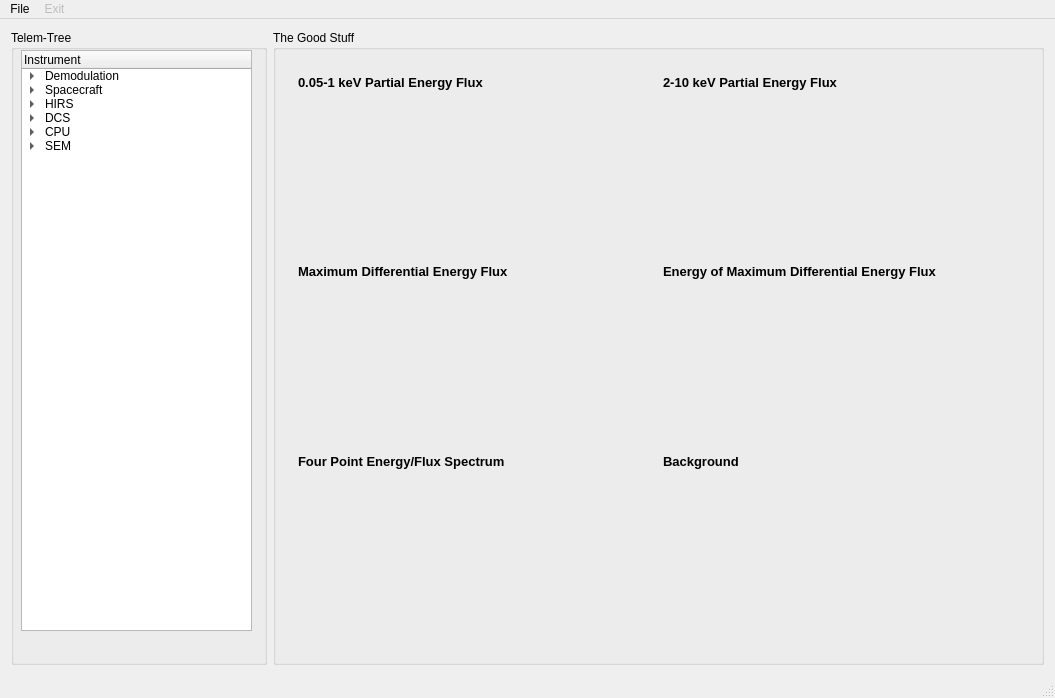
This is mainwindow.ui in nebarnix/PDT-TelemetryExplorer as Qt 5 draws it before an edit. The edited form follows.
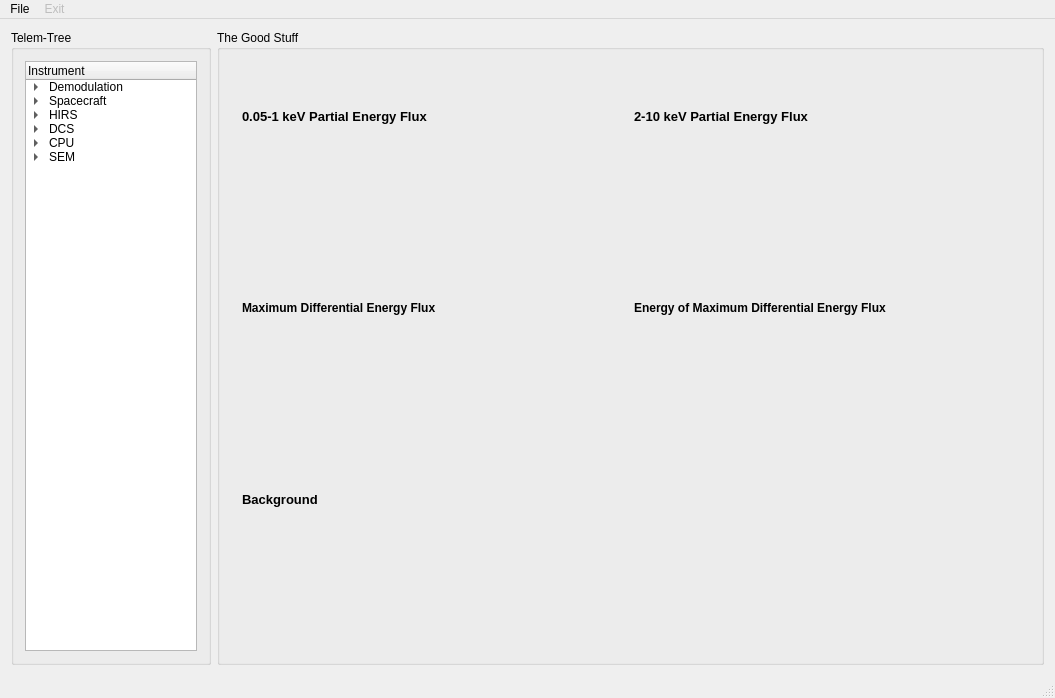
This is the edited form. The open tabs and pages were chosen to show the change. Icons and pictures are not drawn. Custom widgets are drawn as their Qt base class.

Diff of the .ui file:
```diff
--- a/mainwindow.ui
+++ b/mainwindow.ui
@@ -30,13 +30,13 @@
         </property>
         <property name="minimumSize">
          <size>
-          <width>256</width>
+          <width>200</width>
           <height>0</height>
          </size>
         </property>
         <property name="maximumSize">
          <size>
-          <width>256</width>
+          <width>200</width>
           <height>16777215</height>
          </size>
         </property>
@@ -49,15 +49,9 @@
         <property name="title">
          <string>Telem-Tree</string>
         </property>
+        <layout class="QGridLayout" name="gridLayout_16">
+         <item row="0" column="0">
         <widget class="QTreeWidget" name="treeWidget">
-         <property name="geometry">
-          <rect>
-           <x>10</x>
-           <y>20</y>
-           <width>231</width>
-           <height>581</height>
-          </rect>
-         </property>
          <property name="wordWrap">
           <bool>true</bool>
          </property>
@@ -184,6 +178,8 @@
           </item>
          </item>
         </widget>
+         </item>
+        </layout>
        </widget>
       </item>
       <item>
@@ -695,179 +691,168 @@
             </widget>
            </widget>
            <widget class="QWidget" name="TED">
-            <widget class="QwtPlot" name="TEDMaxDEPlot">
-             <property name="geometry">
-              <rect>
-               <x>11</x>
-               <y>228</y>
-               <width>358</width>
-               <height>155</height>
-              </rect>
-             </property>
-             <property name="canvasBackground">
-              <brush brushstyle="SolidPattern">
-               <color alpha="255">
-                <red>255</red>
-                <green>255</green>
-                <blue>255</blue>
-               </color>
-              </brush>
-             </property>
-            </widget>
-            <widget class="QwtPlot" name="TEDLowPlot">
-             <property name="geometry">
-              <rect>
-               <x>11</x>
-               <y>39</y>
-               <width>358</width>
-               <height>154</height>
-              </rect>
-             </property>
-             <property name="canvasBackground">
-              <brush brushstyle="SolidPattern">
-               <color alpha="255">
-                <red>255</red>
-                <green>255</green>
-                <blue>255</blue>
-               </color>
-              </brush>
-             </property>
-            </widget>
-            <widget class="QwtPlot" name="TEDHighPlot">
-             <property name="geometry">
-              <rect>
-               <x>376</x>
-               <y>39</y>
-               <width>357</width>
-               <height>154</height>
-              </rect>
-             </property>
-             <property name="canvasBackground">
-              <brush brushstyle="SolidPattern">
-               <color alpha="255">
-                <red>255</red>
-                <green>255</green>
-                <blue>255</blue>
-               </color>
-              </brush>
-             </property>
-            </widget>
-            <widget class="QwtPlot" name="TEDEMaxDEPlot">
-             <property name="geometry">
-              <rect>
-               <x>376</x>
-               <y>228</y>
-               <width>357</width>
-               <height>155</height>
-              </rect>
-             </property>
-             <property name="canvasBackground">
-              <brush brushstyle="SolidPattern">
-               <color alpha="255">
-                <red>255</red>
-                <green>255</green>
-                <blue>255</blue>
-               </color>
-              </brush>
-             </property>
-            </widget>
-            <widget class="QwtPlot" name="TEDBackPlot">
-             <property name="geometry">
-              <rect>
-               <x>12</x>
-               <y>418</y>
-               <width>721</width>
-               <height>154</height>
-              </rect>
-             </property>
-             <property name="canvasBackground">
-              <brush brushstyle="SolidPattern">
-               <color alpha="255">
-                <red>255</red>
-                <green>255</green>
-                <blue>255</blue>
-               </color>
-              </brush>
-             </property>
-            </widget>
+            <layout class="QGridLayout" name="gridLayout_14">
+             <item row="0" column="0">
             <widget class="QLabel" name="label_14">
-             <property name="geometry">
-              <rect>
-               <x>11</x>
-               <y>11</y>
-               <width>257</width>
+               <property name="minimumSize">
+                <size>
+                 <width>0</width>
                <height>21</height>
-              </rect>
+                </size>
              </property>
              <property name="text">
               <string>&lt;html&gt;&lt;head/&gt;&lt;body&gt;&lt;p&gt;&lt;span style=&quot; font-size:10pt; font-weight:600;&quot;&gt;0.05-1 keV Partial Energy Flux&lt;/span&gt;&lt;/p&gt;&lt;/body&gt;&lt;/html&gt;</string>
              </property>
             </widget>
+             </item>
+             <item row="0" column="1">
             <widget class="QLabel" name="label_15">
-             <property name="geometry">
-              <rect>
-               <x>376</x>
-               <y>11</y>
-               <width>241</width>
+               <property name="minimumSize">
+                <size>
+                 <width>0</width>
                <height>21</height>
-              </rect>
+                </size>
              </property>
              <property name="text">
               <string>&lt;html&gt;&lt;head/&gt;&lt;body&gt;&lt;p&gt;&lt;span style=&quot; font-size:10pt; font-weight:600;&quot;&gt;2-10 keV Partial Energy Flux&lt;/span&gt;&lt;/p&gt;&lt;/body&gt;&lt;/html&gt;</string>
              </property>
             </widget>
+             </item>
+             <item row="1" column="0">
+              <widget class="QwtPlot" name="TEDLowPlot">
+               <property name="minimumSize">
+                <size>
+                 <width>10</width>
+                 <height>10</height>
+                </size>
+               </property>
+               <property name="canvasBackground">
+                <brush brushstyle="SolidPattern">
+                 <color alpha="255">
+                  <red>255</red>
+                  <green>255</green>
+                  <blue>255</blue>
+                 </color>
+                </brush>
+               </property>
+              </widget>
+             </item>
+             <item row="1" column="1">
+              <widget class="QwtPlot" name="TEDHighPlot">
+               <property name="minimumSize">
+                <size>
+                 <width>10</width>
+                 <height>10</height>
+                </size>
+               </property>
+               <property name="canvasBackground">
+                <brush brushstyle="SolidPattern">
+                 <color alpha="255">
+                  <red>255</red>
+                  <green>255</green>
+                  <blue>255</blue>
+                 </color>
+                </brush>
+               </property>
+              </widget>
+             </item>
+             <item row="2" column="0">
             <widget class="QLabel" name="label_16">
-             <property name="geometry">
-              <rect>
-               <x>11</x>
-               <y>200</y>
-               <width>290</width>
+               <property name="minimumSize">
+                <size>
+                 <width>0</width>
                <height>21</height>
-              </rect>
+                </size>
              </property>
              <property name="text">
-              <string>&lt;html&gt;&lt;head/&gt;&lt;body&gt;&lt;p&gt;&lt;span style=&quot; font-size:10pt; font-weight:600;&quot;&gt;Maximum Differential Energy Flux&lt;/span&gt;&lt;/p&gt;&lt;/body&gt;&lt;/html&gt;</string>
-             </property>
-            </widget>
-            <widget class="QLabel" name="label_17">
-             <property name="geometry">
-              <rect>
-               <x>11</x>
-               <y>390</y>
-               <width>286</width>
-               <height>21</height>
-              </rect>
-             </property>
-             <property name="text">
-              <string>&lt;html&gt;&lt;head/&gt;&lt;body&gt;&lt;p&gt;&lt;span style=&quot; font-size:10pt; font-weight:600;&quot;&gt;Four Point Energy/Flux Spectrum&lt;/span&gt;&lt;/p&gt;&lt;/body&gt;&lt;/html&gt;</string>
-             </property>
-            </widget>
+                <string>&lt;html&gt;&lt;head/&gt;&lt;body&gt;&lt;p&gt;&lt;span style=&quot; font-size:9pt; font-weight:600;&quot;&gt;Maximum Differential Energy Flux&lt;/span&gt;&lt;/p&gt;&lt;/body&gt;&lt;/html&gt;</string>
+               </property>
+              </widget>
+             </item>
+             <item row="2" column="1">
             <widget class="QLabel" name="label_18">
-             <property name="geometry">
-              <rect>
-               <x>376</x>
-               <y>200</y>
-               <width>357</width>
+               <property name="minimumSize">
+                <size>
+                 <width>0</width>
                <height>21</height>
-              </rect>
+                </size>
              </property>
              <property name="text">
-              <string>&lt;html&gt;&lt;head/&gt;&lt;body&gt;&lt;p&gt;&lt;span style=&quot; font-size:10pt; font-weight:600;&quot;&gt;Energy of Maximum Differential Energy Flux&lt;/span&gt;&lt;/p&gt;&lt;/body&gt;&lt;/html&gt;</string>
-             </property>
-            </widget>
+                <string>&lt;html&gt;&lt;head/&gt;&lt;body&gt;&lt;p&gt;&lt;span style=&quot; font-size:9pt; font-weight:600;&quot;&gt;Energy of Maximum Differential Energy Flux&lt;/span&gt;&lt;/p&gt;&lt;/body&gt;&lt;/html&gt;</string>
+               </property>
+              </widget>
+             </item>
+             <item row="3" column="0">
+              <widget class="QwtPlot" name="TEDMaxDEPlot">
+               <property name="minimumSize">
+                <size>
+                 <width>10</width>
+                 <height>10</height>
+                </size>
+               </property>
+               <property name="canvasBackground">
+                <brush brushstyle="SolidPattern">
+                 <color alpha="255">
+                  <red>255</red>
+                  <green>255</green>
+                  <blue>255</blue>
+                 </color>
+                </brush>
+               </property>
+              </widget>
+             </item>
+             <item row="3" column="1">
+              <widget class="QwtPlot" name="TEDEMaxDEPlot">
+               <property name="minimumSize">
+                <size>
+                 <width>10</width>
+                 <height>10</height>
+                </size>
+               </property>
+               <property name="canvasBackground">
+                <brush brushstyle="SolidPattern">
+                 <color alpha="255">
+                  <red>255</red>
+                  <green>255</green>
+                  <blue>255</blue>
+                 </color>
+                </brush>
+               </property>
+              </widget>
+             </item>
+             <item row="5" column="0" colspan="2">
+              <widget class="QwtPlot" name="TEDBackPlot">
+               <property name="minimumSize">
+                <size>
+                 <width>10</width>
+                 <height>10</height>
+                </size>
+               </property>
+               <property name="canvasBackground">
+                <brush brushstyle="SolidPattern">
+                 <color alpha="255">
+                  <red>255</red>
+                  <green>255</green>
+                  <blue>255</blue>
+                 </color>
+                </brush>
+               </property>
+              </widget>
+             </item>
+             <item row="4" column="0">
             <widget class="QLabel" name="label_19">
-             <property name="geometry">
-              <rect>
-               <x>376</x>
-               <y>390</y>
-               <width>103</width>
+               <property name="minimumSize">
+                <size>
+                 <width>0</width>
                <height>21</height>
-              </rect>
+                </size>
              </property>
              <property name="text">
               <string>&lt;html&gt;&lt;head/&gt;&lt;body&gt;&lt;p&gt;&lt;span style=&quot; font-size:10pt; font-weight:600;&quot;&gt;Background&lt;/span&gt;&lt;/p&gt;&lt;/body&gt;&lt;/html&gt;</string>
              </property>
             </widget>
+             </item>
+            </layout>
            </widget>
            <widget class="QWidget" name="TED2">
             <widget class="QwtPlot" name="TEDFluxSpecPlotE2">
```
Left out of the diff: 496 changed lines with no effect on the pictures. Lines whose indentation alone changed are shown as unchanged.
